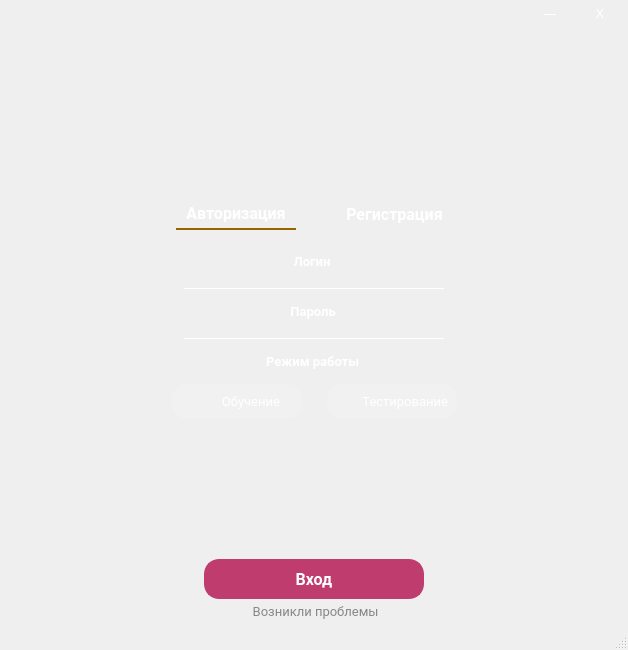
Above: Ui/mainwindow.ui from Wb2D/TSCH before the change. Below: the same form after it.
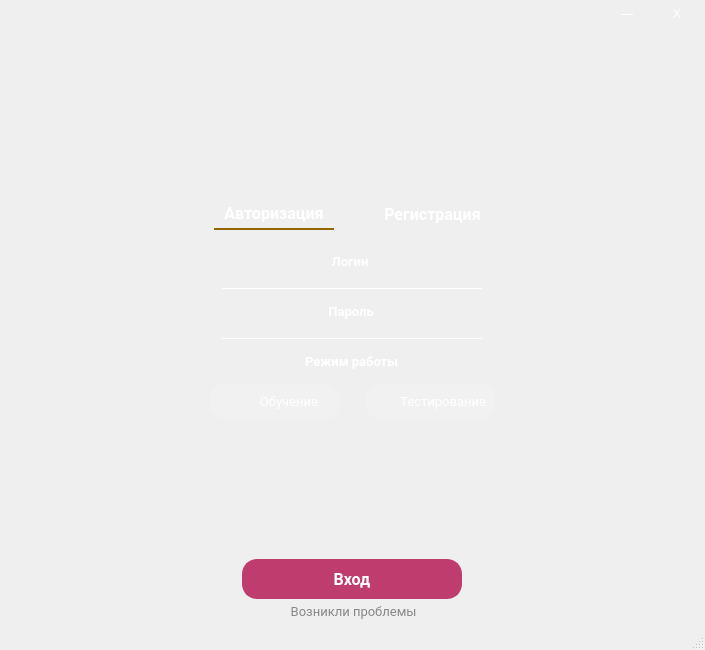
That is the form after the change. Icons and pictures are not drawn.

Diff of the .ui file:
```diff
--- a/Ui/mainwindow.ui
+++ b/Ui/mainwindow.ui
@@ -9,7 +9,7 @@
    <rect>
     <x>0</x>
     <y>0</y>
-    <width>628</width>
+    <width>705</width>
     <height>650</height>
    </rect>
   </property>
```
Left out of the diff: 2 changed lines with no effect on the pictures.
